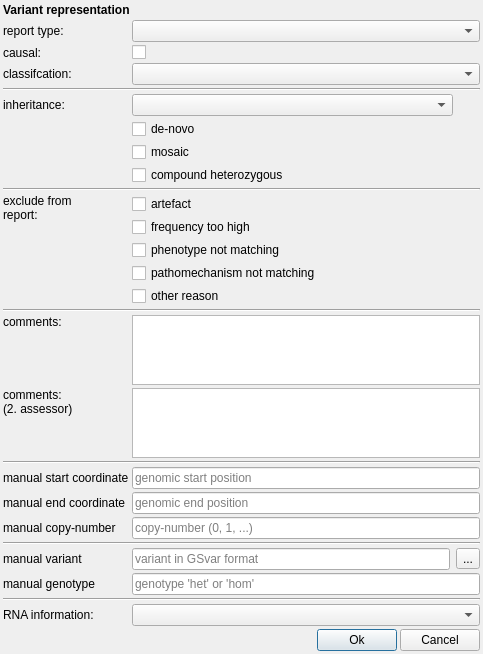
This is src/GSvar/ReportVariantDialog.ui in imgag/ngs-bits as Qt 5 draws it before an edit. The edited form follows.
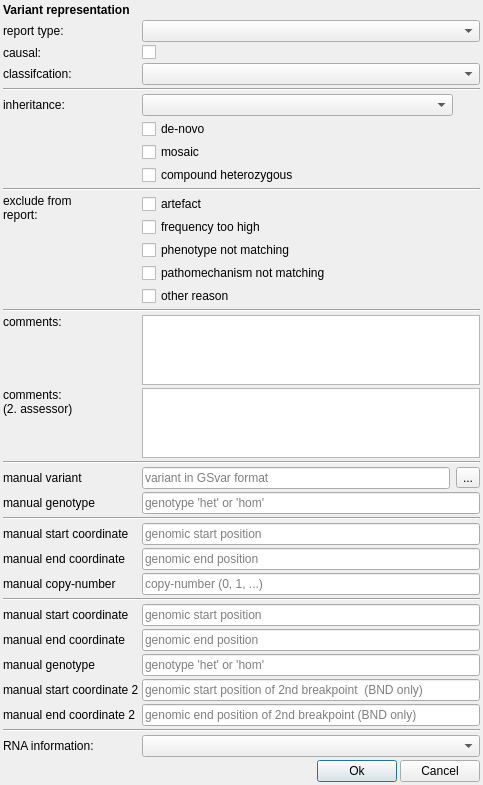
This is the edited form. Icons and pictures are not drawn.

Commit message: manual curation of SVs implemented (DB and GUI)

```diff
--- a/src/GSvar/ReportVariantDialog.ui
+++ b/src/GSvar/ReportVariantDialog.ui
@@ -7,7 +7,7 @@
     <x>0</x>
     <y>0</y>
     <width>483</width>
-    <height>563</height>
+    <height>727</height>
    </rect>
   </property>
   <property name="windowTitle">
@@ -33,27 +33,68 @@
    <property name="spacing">
     <number>3</number>
    </property>
-   <item row="21" column="1" colspan="3">
+   <item row="23" column="0">
+    <widget class="QLabel" name="manual_label_small_genotype">
+     <property name="text">
+      <string>manual genotype</string>
+     </property>
+    </widget>
+   </item>
+   <item row="21" column="0">
+    <widget class="QLabel" name="manual_label_small_var">
+     <property name="text">
+      <string>manual variant</string>
+     </property>
+    </widget>
+   </item>
+   <item row="21" column="3">
+    <widget class="QToolButton" name="manual_small_var_import">
+     <property name="toolTip">
+      <string>Create variant using other formats.</string>
+     </property>
+     <property name="text">
+      <string>...</string>
+     </property>
+     <property name="icon">
+      <iconset resource="GSvar.qrc">
+       <normaloff>:/Icons/Import.png</normaloff>:/Icons/Import.png</iconset>
+     </property>
+    </widget>
+   </item>
+   <item row="21" column="1">
+    <widget class="QLineEdit" name="manual_small_var">
+     <property name="placeholderText">
+      <string>variant in GSvar format</string>
+     </property>
+    </widget>
+   </item>
+   <item row="23" column="1" colspan="3">
+    <widget class="QLineEdit" name="manual_small_genotype">
+     <property name="placeholderText">
+      <string>genotype 'het' or 'hom'</string>
+     </property>
+    </widget>
+   </item>
+   <item row="2" column="0">
+    <widget class="QLabel" name="label">
+     <property name="toolTip">
+      <string>&lt;html&gt;&lt;head/&gt;&lt;body&gt;&lt;p&gt;Report type the variant belongs to.&lt;/p&gt;&lt;p&gt;This information is mandatory!&lt;/p&gt;&lt;/body&gt;&lt;/html&gt;</string>
+     </property>
+     <property name="text">
+      <string>report type:</string>
+     </property>
+     <property name="alignment">
+      <set>Qt::AlignLeading|Qt::AlignLeft|Qt::AlignVCenter</set>
+     </property>
+    </widget>
+   </item>
+   <item row="27" column="1" colspan="3">
     <widget class="QLineEdit" name="manual_cnv_start">
      <property name="placeholderText">
       <string>genomic start position</string>
      </property>
     </widget>
    </item>
-   <item row="20" column="0" colspan="4">
-    <widget class="Line" name="manual_line">
-     <property name="orientation">
-      <enum>Qt::Horizontal</enum>
-     </property>
-    </widget>
-   </item>
-   <item row="22" column="1" colspan="3">
-    <widget class="QLineEdit" name="manual_cnv_end">
-     <property name="placeholderText">
-      <string>genomic end position</string>
-     </property>
-    </widget>
-   </item>
    <item row="14" column="1" colspan="3">
     <widget class="QCheckBox" name="exclude_phenotype">
      <property name="text">
@@ -61,9 +102,6 @@
      </property>
     </widget>
    </item>
-   <item row="2" column="1" colspan="3">
-    <widget class="QComboBox" name="type"/>
-   </item>
    <item row="12" column="1" colspan="3">
     <widget class="QCheckBox" name="exclude_artefact">
      <property name="text">
@@ -78,6 +116,33 @@
      </property>
     </widget>
    </item>
+   <item row="20" column="0" colspan="4">
+    <widget class="Line" name="manual_line">
+     <property name="orientation">
+      <enum>Qt::Horizontal</enum>
+     </property>
+    </widget>
+   </item>
+   <item row="2" column="1" colspan="3">
+    <widget class="QComboBox" name="type"/>
+   </item>
+   <item row="28" column="1" colspan="3">
+    <widget class="QLineEdit" name="manual_cnv_end">
+     <property name="placeholderText">
+      <string>genomic end position</string>
+     </property>
+    </widget>
+   </item>
+   <item row="15" column="1" colspan="3">
+    <widget class="QCheckBox" name="exclude_mechanism">
+     <property name="text">
+      <string>pathomechanism not matching</string>
+     </property>
+    </widget>
+   </item>
+   <item row="19" column="1" colspan="3">
+    <widget class="QPlainTextEdit" name="comments2"/>
+   </item>
    <item row="4" column="0">
     <widget class="QLabel" name="label_8">
      <property name="toolTip">
@@ -98,16 +163,6 @@
      </property>
     </widget>
    </item>
-   <item row="15" column="1" colspan="3">
-    <widget class="QCheckBox" name="exclude_mechanism">
-     <property name="text">
-      <string>pathomechanism not matching</string>
-     </property>
-    </widget>
-   </item>
-   <item row="19" column="1" colspan="3">
-    <widget class="QPlainTextEdit" name="comments2"/>
-   </item>
    <item row="9" column="0">
     <widget class="QLabel" name="label_4">
      <property name="toolTip">
@@ -137,13 +192,6 @@
      </property>
     </widget>
    </item>
-   <item row="4" column="1" colspan="3">
-    <widget class="QCheckBox" name="causal">
-     <property name="text">
-      <string/>
-     </property>
-    </widget>
-   </item>
    <item row="18" column="0">
     <widget class="QLabel" name="label_6">
      <property name="toolTip">
@@ -164,19 +212,6 @@
      </property>
     </widget>
    </item>
-   <item row="2" column="0">
-    <widget class="QLabel" name="label">
-     <property name="toolTip">
-      <string>&lt;html&gt;&lt;head/&gt;&lt;body&gt;&lt;p&gt;Report type the variant belongs to.&lt;/p&gt;&lt;p&gt;This information is mandatory!&lt;/p&gt;&lt;/body&gt;&lt;/html&gt;</string>
-     </property>
-     <property name="text">
-      <string>report type:</string>
-     </property>
-     <property name="alignment">
-      <set>Qt::AlignLeading|Qt::AlignLeft|Qt::AlignVCenter</set>
-     </property>
-    </widget>
-   </item>
    <item row="7" column="1" colspan="2">
     <widget class="QComboBox" name="inheritance">
      <property name="toolTip">
@@ -184,6 +219,29 @@
      </property>
     </widget>
    </item>
+   <item row="4" column="1" colspan="3">
+    <widget class="QCheckBox" name="causal">
+     <property name="text">
+      <string/>
+     </property>
+    </widget>
+   </item>
+   <item row="0" column="0" colspan="4">
+    <widget class="QLabel" name="variant">
+     <property name="font">
+      <font>
+       <weight>75</weight>
+       <bold>true</bold>
+      </font>
+     </property>
+     <property name="text">
+      <string>Variant representation</string>
+     </property>
+     <property name="textInteractionFlags">
+      <set>Qt::LinksAccessibleByMouse|Qt::TextSelectableByMouse</set>
+     </property>
+    </widget>
+   </item>
    <item row="18" column="1" colspan="3">
     <widget class="QPlainTextEdit" name="comments"/>
    </item>
@@ -212,22 +270,6 @@
      </property>
     </widget>
    </item>
-   <item row="0" column="0" colspan="4">
-    <widget class="QLabel" name="variant">
-     <property name="font">
-      <font>
-       <weight>75</weight>
-       <bold>true</bold>
-      </font>
-     </property>
-     <property name="text">
-      <string>Variant representation</string>
-     </property>
-     <property name="textInteractionFlags">
-      <set>Qt::LinksAccessibleByMouse|Qt::TextSelectableByMouse</set>
-     </property>
-    </widget>
-   </item>
    <item row="8" column="0">
     <widget class="QLabel" name="label_3">
      <property name="toolTip">
@@ -282,6 +324,13 @@
      </property>
     </widget>
    </item>
+   <item row="9" column="1" colspan="3">
+    <widget class="QCheckBox" name="mosaic">
+     <property name="text">
+      <string>mosaic</string>
+     </property>
+    </widget>
+   </item>
    <item row="12" column="0" rowspan="5">
     <widget class="QLabel" name="label_7">
      <property name="toolTip">
@@ -298,12 +347,8 @@
      </property>
     </widget>
    </item>
-   <item row="9" column="1" colspan="3">
-    <widget class="QCheckBox" name="mosaic">
-     <property name="text">
-      <string>mosaic</string>
-     </property>
-    </widget>
+   <item row="5" column="1" colspan="3">
+    <widget class="QComboBox" name="classification"/>
    </item>
    <item row="10" column="0">
     <widget class="QLabel" name="label_5">
@@ -318,10 +363,84 @@
      </property>
     </widget>
    </item>
-   <item row="5" column="1" colspan="3">
-    <widget class="QComboBox" name="classification"/>
+   <item row="33" column="0" colspan="4">
+    <widget class="Line" name="manual_line_3">
+     <property name="orientation">
+      <enum>Qt::Horizontal</enum>
+     </property>
+    </widget>
    </item>
-   <item row="30" column="0" colspan="4">
+   <item row="41" column="0">
+    <widget class="QLabel" name="manual_label_sv_genotype">
+     <property name="text">
+      <string>manual genotype</string>
+     </property>
+    </widget>
+   </item>
+   <item row="41" column="1" colspan="3">
+    <widget class="QLineEdit" name="manual_sv_genotype">
+     <property name="placeholderText">
+      <string>genotype 'het' or 'hom'</string>
+     </property>
+    </widget>
+   </item>
+   <item row="44" column="0" colspan="4">
+    <widget class="Line" name="line_6">
+     <property name="orientation">
+      <enum>Qt::Horizontal</enum>
+     </property>
+    </widget>
+   </item>
+   <item row="42" column="0">
+    <widget class="QLabel" name="manual_label_sv_start_bnd">
+     <property name="text">
+      <string>manual start coordinate 2</string>
+     </property>
+    </widget>
+   </item>
+   <item row="42" column="1" colspan="3">
+    <widget class="QLineEdit" name="manual_sv_start_bnd">
+     <property name="placeholderText">
+      <string>genomic start position of 2nd breakpoint  (BND only)</string>
+     </property>
+    </widget>
+   </item>
+   <item row="35" column="1" colspan="3">
+    <widget class="QLineEdit" name="manual_sv_end">
+     <property name="placeholderText">
+      <string>genomic end position</string>
+     </property>
+    </widget>
+   </item>
+   <item row="35" column="0">
+    <widget class="QLabel" name="manual_label_sv_end">
+     <property name="text">
+      <string>manual end coordinate</string>
+     </property>
+    </widget>
+   </item>
+   <item row="34" column="0">
+    <widget class="QLabel" name="manual_label_sv_start">
+     <property name="text">
+      <string>manual start coordinate</string>
+     </property>
+    </widget>
+   </item>
+   <item row="43" column="1" colspan="3">
+    <widget class="QLineEdit" name="manual_sv_end_bnd">
+     <property name="placeholderText">
+      <string>genomic end position of 2nd breakpoint (BND only)</string>
+     </property>
+    </widget>
+   </item>
+   <item row="34" column="1" colspan="3">
+    <widget class="QLineEdit" name="manual_sv_start">
+     <property name="placeholderText">
+      <string>genomic start position</string>
+     </property>
+    </widget>
+   </item>
+   <item row="47" column="0" colspan="4">
     <layout class="QHBoxLayout" name="horizontalLayout_2">
      <property name="spacing">
       <number>3</number>
@@ -388,96 +507,54 @@
     </widget>
    </item>
    <item row="28" column="0">
+    <widget class="QLabel" name="manual_label_cnv_end">
+     <property name="text">
+      <string>manual end coordinate</string>
+     </property>
+    </widget>
+   </item>
+   <item row="27" column="0">
+    <widget class="QLabel" name="manual_label_cnv_start">
+     <property name="text">
+      <string>manual start coordinate</string>
+     </property>
+    </widget>
+   </item>
+   <item row="45" column="1" colspan="3">
+    <widget class="QComboBox" name="rna_info"/>
+   </item>
+   <item row="45" column="0">
     <widget class="QLabel" name="label_10">
      <property name="text">
       <string>RNA information:</string>
      </property>
     </widget>
    </item>
-   <item row="28" column="1" colspan="3">
-    <widget class="QComboBox" name="rna_info"/>
-   </item>
-   <item row="21" column="0">
-    <widget class="QLabel" name="manual_label_cnv_start">
-     <property name="text">
-      <string>manual start coordinate</string>
-     </property>
-    </widget>
-   </item>
-   <item row="27" column="0" colspan="4">
-    <widget class="Line" name="line_5">
-     <property name="orientation">
-      <enum>Qt::Horizontal</enum>
-     </property>
-    </widget>
-   </item>
-   <item row="22" column="0">
-    <widget class="QLabel" name="manual_label_cnv_end">
-     <property name="text">
-      <string>manual end coordinate</string>
-     </property>
-    </widget>
-   </item>
-   <item row="24" column="0" colspan="4">
-    <widget class="Line" name="manual_line_2">
-     <property name="orientation">
-      <enum>Qt::Horizontal</enum>
-     </property>
-    </widget>
-   </item>
-   <item row="25" column="0">
-    <widget class="QLabel" name="manual_label_small_var">
-     <property name="text">
-      <string>manual variant</string>
-     </property>
-    </widget>
-   </item>
-   <item row="25" column="1">
-    <widget class="QLineEdit" name="manual_small_var">
-     <property name="placeholderText">
-      <string>variant in GSvar format</string>
-     </property>
-    </widget>
-   </item>
-   <item row="25" column="3">
-    <widget class="QToolButton" name="manual_small_var_import">
-     <property name="toolTip">
-      <string>Create variant using other formats.</string>
-     </property>
-     <property name="text">
-      <string>...</string>
-     </property>
-     <property name="icon">
-      <iconset resource="GSvar.qrc">
-       <normaloff>:/Icons/Import.png</normaloff>:/Icons/Import.png</iconset>
-     </property>
-    </widget>
-   </item>
-   <item row="23" column="0">
+   <item row="29" column="0">
     <widget class="QLabel" name="manual_label_cnv_cn">
      <property name="text">
       <string>manual copy-number</string>
      </property>
     </widget>
    </item>
-   <item row="26" column="0">
-    <widget class="QLabel" name="manual_label_small_genotype">
-     <property name="text">
-      <string>manual genotype</string>
-     </property>
-    </widget>
-   </item>
-   <item row="23" column="1" colspan="3">
+   <item row="29" column="1" colspan="3">
     <widget class="QLineEdit" name="manual_cnv_cn">
      <property name="placeholderText">
       <string>copy-number (0, 1, ...)</string>
      </property>
     </widget>
    </item>
-   <item row="26" column="1" colspan="3">
-    <widget class="QLineEdit" name="manual_small_genotype">
-     <property name="placeholderText">
-      <string>genotype 'het' or 'hom'</string>
+   <item row="43" column="0">
+    <widget class="QLabel" name="manual_label_sv_end_bnd">
+     <property name="text">
+      <string>manual end coordinate 2</string>
+     </property>
+    </widget>
+   </item>
+   <item row="26" column="0" colspan="4">
+    <widget class="Line" name="manual_line_2">
+     <property name="orientation">
+      <enum>Qt::Horizontal</enum>
      </property>
     </widget>
    </item>
```
Left out of the diff: 30 changed lines with no effect on the pictures. The commit also changes 7 other files.
